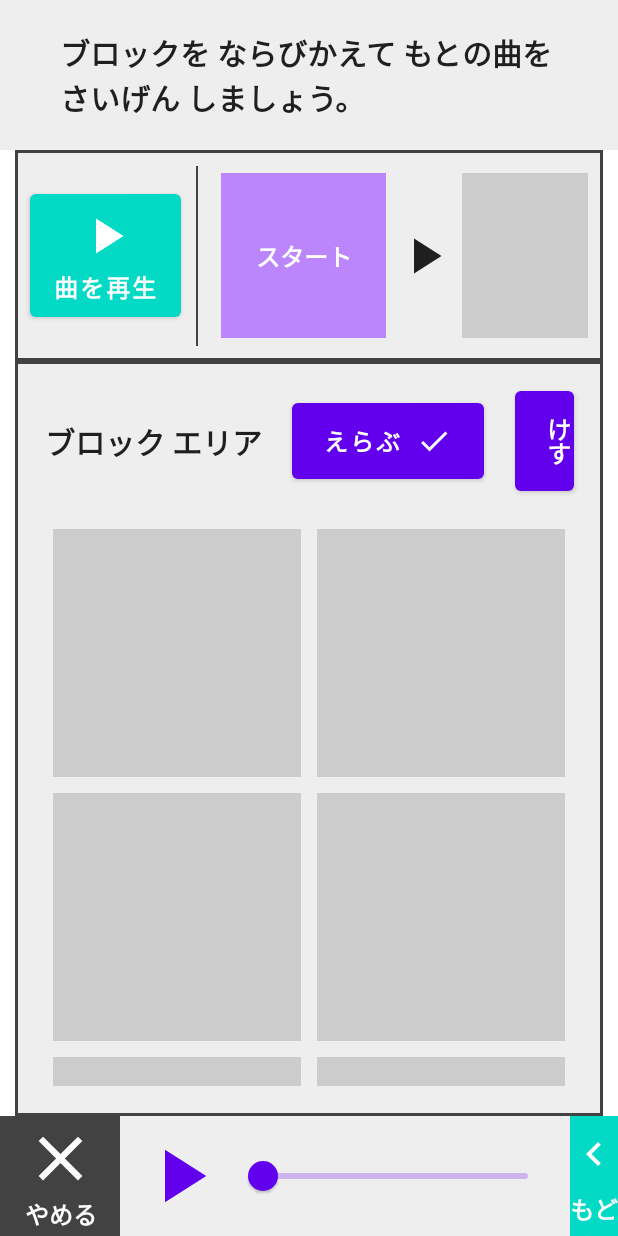
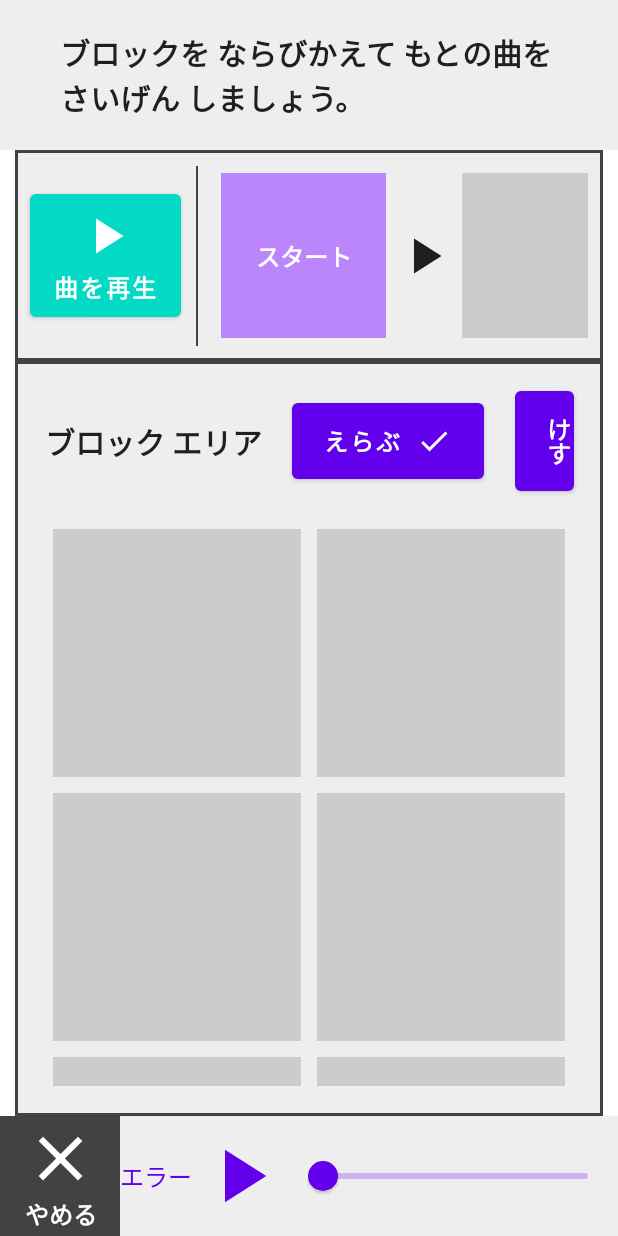
Before and after one commit to mohachi8/MusicEducationTest, an Android app built with Jetpack Compose: the songCompositionScreen screen opened through its navigation route, on a phone screen of 412 x 824 dp. Run offline under Robolectric (Android 15) with nearby library versions, the phone set to English and light mode, and no system bars; our stand-ins replace Dagger/Hilt's generated code.

Commit message:
ボトムバーの見た目を整えた。

```diff
--- a/app/src/main/java/com/example/musiceducationtest/ui/components/BottomBar.kt
+++ b/app/src/main/java/com/example/musiceducationtest/ui/components/BottomBar.kt
@@ -3,6 +3,7 @@ package com.example.musiceducationtest.ui.components
 import android.util.Log
 import androidx.compose.foundation.background
 import androidx.compose.foundation.layout.*
+import androidx.compose.material.Text
 import androidx.compose.material.icons.Icons
 import androidx.compose.material.icons.filled.Clear
 import androidx.compose.material.icons.filled.KeyboardArrowLeft
@@ -11,6 +12,7 @@ import androidx.compose.runtime.*
 import androidx.compose.ui.Alignment
 import androidx.compose.ui.Modifier
 import androidx.compose.ui.graphics.Color
+import androidx.compose.ui.unit.dp
 import androidx.hilt.navigation.compose.hiltViewModel
 import androidx.lifecycle.viewmodel.compose.viewModel
 import com.example.musiceducationtest.ui.theme.Purple500
@@ -63,7 +65,15 @@ fun BottomBar(
         )
 
         // 空間を埋める
-        Spacer(modifier = Modifier.weight(1f))
+        Spacer(modifier = Modifier.weight(0.5f))
+
+        Text(
+            text = selectedLesson?.songTitle ?: "エラー",
+            color = Purple500,
+            )
+
+        // 空間を埋める
+        Spacer(modifier = Modifier.weight(0.2f))
 
         // 音楽プレイヤー
         MusicPlayer(viewModel = musicPlayerViewModel)
```
